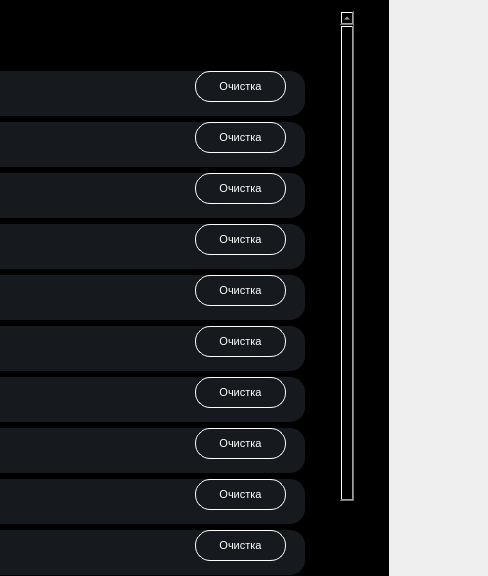
Above: SettingsWidjets/BaseSettings.ui from zoomprog/ZoomDesctop before the change; both pictures show x 626 to 1114 and y 0 to 576 of the 1114 by 576 pixel window. Below: the same form after it.
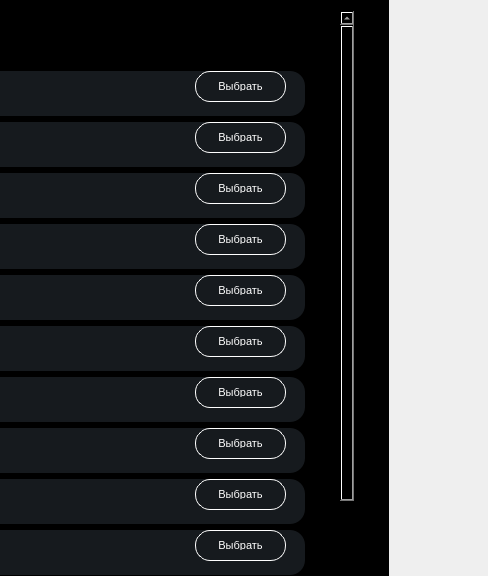
That is the form after the change.

```diff
--- a/SettingsWidjets/BaseSettings.ui
+++ b/SettingsWidjets/BaseSettings.ui
@@ -250,7 +250,7 @@
 </string>
            </property>
            <property name="text">
-            <string>Очистка</string>
+            <string>Выбрать</string>
            </property>
           </widget>
           <widget class="QLabel" name="labelTextMouseAcceleration">
@@ -410,7 +410,7 @@
 </string>
            </property>
            <property name="text">
-            <string>Очистка</string>
+            <string>Выбрать</string>
            </property>
           </widget>
           <widget class="QLabel" name="labelTextProtectionNotifications">
@@ -570,7 +570,7 @@
 </string>
            </property>
            <property name="text">
-            <string>Очистка</string>
+            <string>Выбрать</string>
            </property>
           </widget>
           <widget class="QLabel" name="labelTextAutoUpdateDriversatSystemstartup">
@@ -730,7 +730,7 @@
 </string>
            </property>
            <property name="text">
-            <string>Очистка</string>
+            <string>Выбрать</string>
            </property>
           </widget>
           <widget class="QLabel" name="labelTextUWP">
@@ -890,7 +890,7 @@
 </string>
            </property>
            <property name="text">
-            <string>Очистка</string>
+            <string>Выбрать</string>
            </property>
           </widget>
           <widget class="QLabel" name="labelTextAutoUpdatingAppsStore">
@@ -1050,7 +1050,7 @@
 </string>
            </property>
            <property name="text">
-            <string>Очистка</string>
+            <string>Выбрать</string>
            </property>
           </widget>
           <widget class="QLabel" name="labelTextAppearance">
@@ -1210,7 +1210,7 @@
 </string>
            </property>
            <property name="text">
-            <string>Очистка</string>
+            <string>Выбрать</string>
            </property>
           </widget>
           <widget class="QLabel" name="labelTextGameBar">
@@ -1370,7 +1370,7 @@
 </string>
            </property>
            <property name="text">
-            <string>Очистка</string>
+            <string>Выбрать</string>
            </property>
           </widget>
           <widget class="QLabel" name="labelTextMultyPlanOverplay">
@@ -1530,7 +1530,7 @@
 </string>
            </property>
            <property name="text">
-            <string>Очистка</string>
+            <string>Выбрать</string>
            </property>
           </widget>
           <widget class="QLabel" name="labelTextWindowsFirewall">
@@ -1690,7 +1690,7 @@
 </string>
            </property>
            <property name="text">
-            <string>Очистка</string>
+            <string>Выбрать</string>
            </property>
           </widget>
           <widget class="QLabel" name="labelTextUAC">
```
